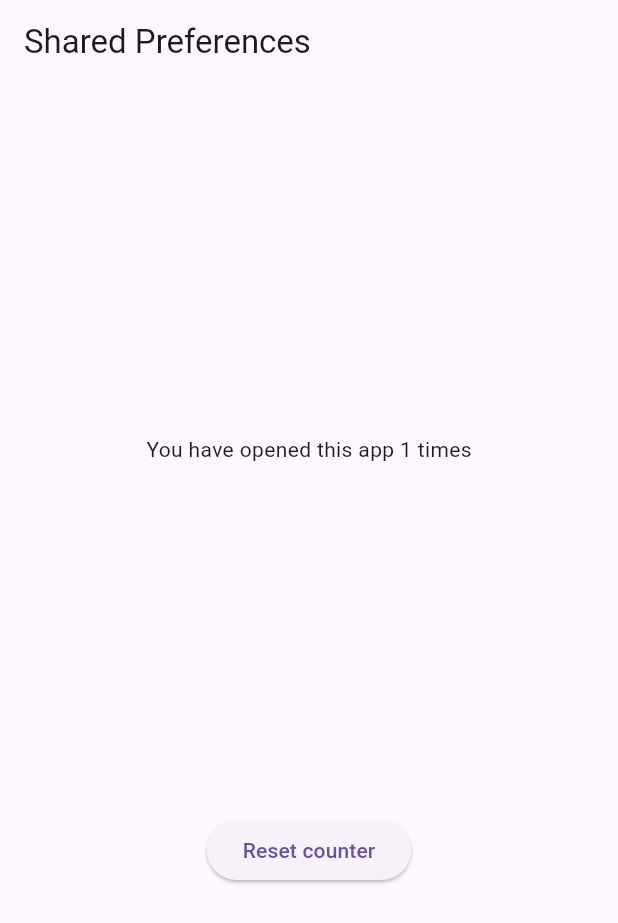
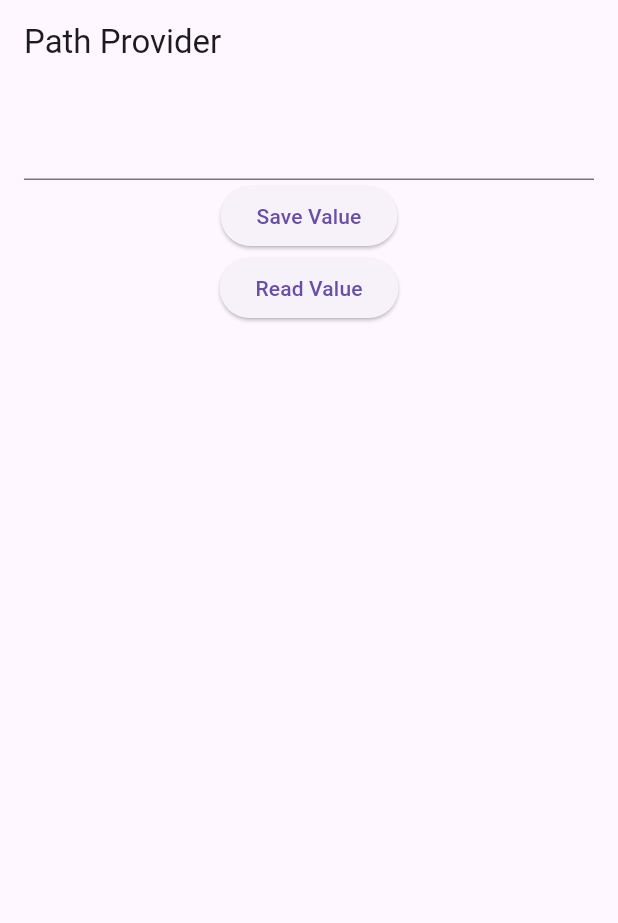
Before and after one commit to yoe174/Praktikum_Mobile_Baru_27_3C, a Flutter app: the screen it shows after launch, on a phone screen of 412 x 824 dp. Shown: the top 923 px of the screen. Run offline on Flutter 3.47's test engine with Material 3 defaults, Android fonts, the phone set to English and light mode, and no system bars; our stand-ins replace flutter_secure_storage, geolocator, shared_preferences.

Commit message:
Praktikum PERSISTENSI DATA Done

```diff
--- a/store_data/lib/main.dart
+++ b/store_data/lib/main.dart
@@ -2,6 +2,9 @@ import 'package:shared_preferences/shared_preferences.dart';
 import 'package:flutter/material.dart';
 import 'dart:convert';
 import './pizza.dart';
+import 'package:path_provider/path_provider.dart';
+import 'dart:io';
+import 'package:flutter_secure_storage/flutter_secure_storage.dart';
 
 void main() {
   runApp(const MainApp());
@@ -13,8 +16,8 @@ class MainApp extends StatelessWidget {
   @override
   Widget build(BuildContext context) {
     return MaterialApp(
-      title: 'Flutter JSON Demo',
-      theme: ThemeData(primarySwatch: Colors.blue),
+      title: 'Flutter Demo',
+      theme: ThemeData(primarySwatch: Colors.deepPurple),
       home: const MyHomePage(),
     );
   }
@@ -28,17 +31,30 @@ class MyHomePage extends StatefulWidget {
 }
 
 class _MyHomePageState extends State<MyHomePage> {
-  String pizzaString = '';
-  List<Pizza> myPizzas = [];
+  final pwdController = TextEditingController();
+  String myPass = '';
 
-  int appCounter = 0;
+  final storage = const FlutterSecureStorage();
+  final myKey = 'myPass';
+
+  // String pizzaString = '';
+  // List<Pizza> myPizzas = [];
+
+  // int appCounter = 0;
+
+  // String documentsPath='';
+  // String tempPath='';
+
+  // late File myFile;
+  // String fileText='';
 
   @override
   Widget build(BuildContext context) {
-    return Scaffold(
-        appBar: AppBar(
-          title: const Text('Shared Preferences'),
-        ),
+    // return Scaffold(
+    //     appBar: AppBar(
+    //       // title: const Text('Shared Preferences'),
+    //       title: const Text('Path Provider'),
+    //     ),
     // body: Container(),
     // body: Text(pizzaString),
     // body: ListView.builder(
@@ -50,65 +66,152 @@ class _MyHomePageState extends State<MyHomePage> {
     //             myPizzas[index].description,
     //           ));
     //     })
-        body: Center(
+    // body: Center(
+    //     child: Column(
+    //   mainAxisAlignment: MainAxisAlignment.spaceEvenly,
+    //   children: [
+    //     Text('You have opened this app $appCounter times'),
+    //     ElevatedButton(onPressed: () {
+    //       deletePreference();
+    //     }, child: Text('Reset counter'))
+    //   ],
+    // ))
+    // body: Column(
+    //   mainAxisAlignment: MainAxisAlignment.spaceEvenly,
+    //   children: [
+    //     Text('Doc path : $documentsPath'),
+    //     Text('Temp path : $tempPath'),
+    //     ElevatedButton(
+    //       child: const Text('Read File'),
+    //       onPressed: () => readFile(),
+    //       ),
+    //       Text(fileText)
+    //   ],
+    // ),
+    // );
+    return Scaffold(
+        appBar: AppBar(title: const Text('Path Provider')),
+        body: SingleChildScrollView(
+            child: Padding(
+                padding: const EdgeInsets.all(16.0),
                 child: Column(
-          mainAxisAlignment: MainAxisAlignment.spaceEvenly,
                   children: [
-            Text('You have opened this app $appCounter times'),
-            ElevatedButton(onPressed: () {
-              deletePreference();
-            }, child: Text('Reset counter'))
+                    TextField(
+                      controller: pwdController,
+                    ),
+                    ElevatedButton(
+                        child: const Text('Save Value'),
+                        onPressed: () {
+                          writeToSecureStorage();
+                        }),
+                    ElevatedButton(
+                        child: const Text('Read Value'),
+                        onPressed: () {
+                          readFromSecureStorage().then((value) {
+                            setState(() {
+                              myPass = value;
+                            });
+                          });
+                        }),
+                    Text(myPass)
                   ],
-        )));
+                )
+           )
+      )
+    );
   }
 
-  String convertToJSON(List<Pizza> pizzas) {
-    return jsonEncode(pizzas.map((pizza) => jsonEncode(pizza)).toList());
+  // String convertToJSON(List<Pizza> pizzas) {
+  //   return jsonEncode(pizzas.map((pizza) => jsonEncode(pizza)).toList());
+  // }
+
+  // Future<List<Pizza>> readJsonFile() async {
+  //   String myString = await DefaultAssetBundle.of(context)
+  //       .loadString('assets/pizzalist.json');
+  //   List pizzaMapList = jsonDecode(myString);
+  //   List<Pizza> myPizzas = [];
+  //   for (var pizza in pizzaMapList) {
+  //     Pizza myPizza = Pizza.fromJson(pizza);
+  //     myPizzas.add(myPizza);
+  //   }
+  //   String json = convertToJSON(myPizzas);
+  //   print(json);
+  //   return myPizzas;
+  //   // setState(() {
+  //   //   pizzaString = myString;
+  //   // });
+  // }
+
+  // Future readAndWritePreference() async {
+  //   SharedPreferences prefs = await SharedPreferences.getInstance();
+  //   appCounter = prefs.getInt('appCounter') ?? 0;
+  //   appCounter++;
+  //   await prefs.setInt('appCounter', appCounter);
+  //   setState(() {
+  //     appCounter = appCounter;
+  //   });
+  // }
+
+  // Future deletePreference() async {
+  //   SharedPreferences prefs = await SharedPreferences.getInstance();
+  //   await prefs.clear();
+  //   setState(() {
+  //     appCounter = 0;
+  //   });
+  // }
+
+  // Future getPaths() async {
+  //   final docDir = await getApplicationDocumentsDirectory();
+  //   final tempDir = await getTemporaryDirectory();
+  //   setState(() {
+  //     documentsPath = docDir.path;
+  //     tempPath = tempDir.path;
+  //   });
+  // }
+
+  // Future<bool> writeFile() async {
+  //   try {
+  //     await myFile.writeAsString('Margherita, Capricciosa, Napoli');
+  //     return true;
+  //   } catch (e) {
+  //     return false;
+  //   }
+  // }
+
+  // Future<bool> readFile() async {
+  //   try {
+  //     String fileContent = await myFile.readAsString();
+  //     setState(() {
+  //       fileText = fileContent;
+  //     });
+  //     return true;
+  //   } catch (e) {
+  //     return false;
+  //   }
+  // }
+
+  Future writeToSecureStorage() async {
+    await storage.write(key: myKey, value: pwdController.text);
   }
 
-  Future<List<Pizza>> readJsonFile() async {
-    String myString = await DefaultAssetBundle.of(context)
-        .loadString('assets/pizzalist.json');
-    List pizzaMapList = jsonDecode(myString);
-    List<Pizza> myPizzas = [];
-    for (var pizza in pizzaMapList) {
-      Pizza myPizza = Pizza.fromJson(pizza);
-      myPizzas.add(myPizza);
-    }
-    String json = convertToJSON(myPizzas);
-    print(json);
-    return myPizzas;
-    // setState(() {
-    //   pizzaString = myString;
-    // });
-  }
-
-  Future readAndWritePreference() async {
-    SharedPreferences prefs = await SharedPreferences.getInstance();
-    appCounter = prefs.getInt('appCounter') ?? 0;
-    appCounter++;
-    await prefs.setInt('appCounter', appCounter);
-    setState(() {
-      appCounter = appCounter;
-    });
-  }
-
-  Future deletePreference() async {
-    SharedPreferences prefs = await SharedPreferences.getInstance();
-    await prefs.clear();
-    setState(() {
-      appCounter = 0;
-    });
+  Future<String> readFromSecureStorage() async{
+    String secret = await storage.read(key: myKey) ?? '';
+    return secret;
   }
 
   @override
   void initState() {
+    // getPaths().then((_) {
+    //   myFile = File('$documentsPath/pizzas.txt');
+    //   writeFile();
+    // });
+    // getPaths();
+    // readAndWritePreference();
+    // readJsonFile().then((value) {
+    //   setState(() {
+    //     myPizzas = value;
+    //   });
+    // });
     super.initState();
-    readAndWritePreference();
-    readJsonFile().then((value) {
-      setState(() {
-        myPizzas = value;
-      });
-    });
   }
 }
--- a/store_data/pubspec.yaml
+++ b/store_data/pubspec.yaml
@@ -9,6 +9,8 @@ environment:
 dependencies:
   flutter:
     sdk: flutter
+  flutter_secure_storage: ^9.2.2
+  path_provider: ^2.1.5
   shared_preferences: ^2.3.3
 
 dev_dependencies:
```
Also changed, not shown: store_data/image/P4.png (added), store_data/image/P5.png (added), store_data/image/P6.png (added), store_data/pubspec.lock, 9 other files. Lines whose indentation alone changed are shown as unchanged.
